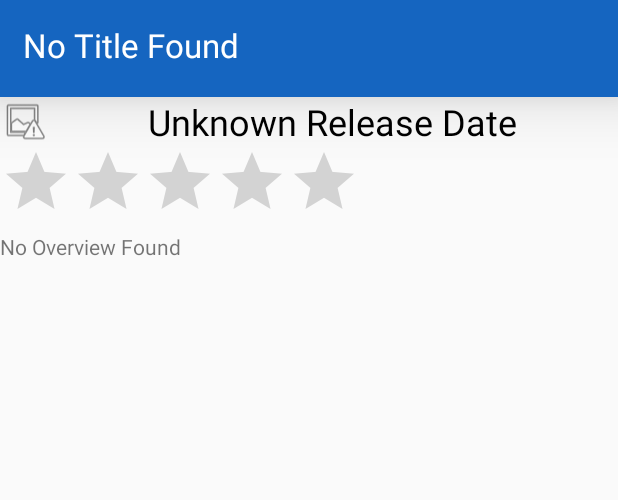
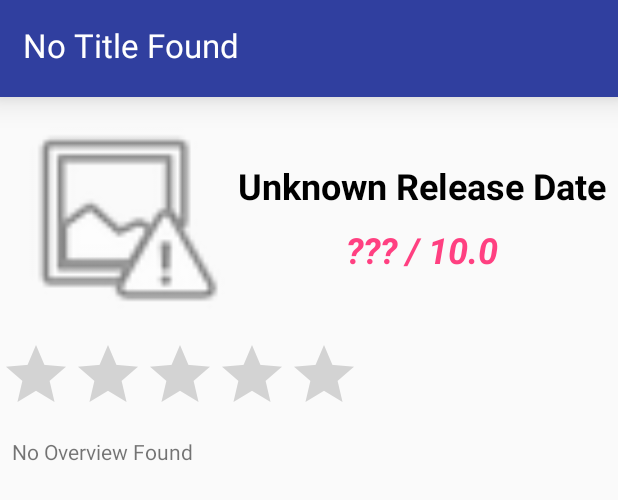
Before and after one commit to DaceyE/PopularMovies, an Android app: the layout fragment_detail.xml on its own in the app's theme, with its tools: preview values and no code run, on a phone screen of 412 x 824 dp. Shown: the top 500 px of the screen. Run offline under Robolectric (Android 15) with nearby library versions, the phone set to English and light mode, and no system bars.

Commit message:
Improved the detail layout.

```diff
--- a/app/src/main/java/com/example/android/ennis/barrett/popularmovies/DetailActivity.java
+++ b/app/src/main/java/com/example/android/ennis/barrett/popularmovies/DetailActivity.java
@@ -1,5 +1,6 @@
 package com.example.android.ennis.barrett.popularmovies;
 
+import android.support.v7.app.ActionBar;
 import android.support.v7.app.AppCompatActivity;
 import android.os.Bundle;
 
@@ -17,7 +18,9 @@ public class DetailActivity extends AppCompatActivity {
         long _id = (long) getIntent().getExtras().get(_ID);
 
         //TODO do this in the manifest using styles/themes
-        getSupportActionBar().hide();
+        ActionBar actionBar = getSupportActionBar();
+        actionBar.setDisplayShowHomeEnabled(true);
+        actionBar.setIcon(R.mipmap.ic_launcher);
 
 
         DetailFragment detailFragment = (DetailFragment) getSupportFragmentManager().findFragmentById(R.id.detail_fragment);
--- a/app/src/main/java/com/example/android/ennis/barrett/popularmovies/DetailFragment.java
+++ b/app/src/main/java/com/example/android/ennis/barrett/popularmovies/DetailFragment.java
@@ -42,6 +42,7 @@ public class DetailFragment extends Fragment {
         TextView title = (TextView) mRootView.findViewById(R.id.original_title);
         TextView overview = (TextView) mRootView.findViewById(R.id.overview);
         TextView date = (TextView) mRootView.findViewById(R.id.date);
+        TextView voteAverage2 = (TextView) mRootView.findViewById(R.id.vote_average2);
         ImageView poster = (ImageView) mRootView.findViewById(R.id.poster);
         RatingBar voteAverage = (RatingBar) mRootView.findViewById(R.id.vote_average);
 
@@ -65,7 +66,12 @@ public class DetailFragment extends Fragment {
         Picasso.with(getActivity()).load(posterURLString).into(poster);
 
 
-        float vote = (cursor.getFloat(cursor.getColumnIndex(TMDbContract.Movies.VOTE_AVERAGE))) / 2f;
+
+
+        float vote = cursor.getFloat(cursor.getColumnIndex(TMDbContract.Movies.VOTE_AVERAGE));
+        voteAverage2.setText(vote + " / 10");
+
+        vote /= 2;
         Log.v(TAG, vote + "");
         voteAverage.setRating(vote);
         Log.v(TAG, voteAverage.getRating() + "");
--- a/app/src/main/res/layout/fragment_detail.xml
+++ b/app/src/main/res/layout/fragment_detail.xml
@@ -1,6 +1,6 @@
 <ScrollView xmlns:android="http://schemas.android.com/apk/res/android"
     android:layout_width="match_parent"
-    android:layout_height="wrap_content"
+    android:layout_height="match_parent"
     android:orientation="vertical">
 
     <LinearLayout
@@ -12,7 +12,7 @@
             android:id="@+id/original_title"
             android:layout_width="match_parent"
             android:layout_height="wrap_content"
-            android:background="#1565c0"
+            android:background="@color/colorPrimaryDark"
             android:elevation="10dp"
             android:paddingBottom="20dp"
             android:paddingLeft="15dp"
@@ -21,24 +21,29 @@
             android:text="@string/uninitialized_title"
             android:textAppearance="?android:attr/textAppearanceLarge"
             android:textColor="@android:color/white"
-            android:translationZ="15dp" />
+            android:translationZ="3dp" />
 
         <LinearLayout
             android:layout_width="match_parent"
             android:layout_height="match_parent"
-            android:orientation="horizontal">
+            android:orientation="horizontal"
+            android:padding="8dp">
 
             <ImageView
                 android:id="@+id/poster"
+                android:layout_weight="1"
+                android:layout_width="0dp"
+                android:layout_height="match_parent"
+                android:adjustViewBounds="true"
+                android:src="@android:drawable/ic_menu_report_image"
+                android:scaleType="fitXY" />
+
+            <LinearLayout
                 android:layout_width="wrap_content"
                 android:layout_height="match_parent"
-                android:src="@android:drawable/ic_menu_report_image" />
-
-            <LinearLayout
-                android:layout_width="match_parent"
-                android:layout_height="match_parent"
-                android:gravity="center"
-                android:orientation="vertical">
+                android:orientation="vertical"
+                android:paddingLeft="5dp"
+                android:gravity="center">
 
                 <TextView
                     android:id="@+id/date"
@@ -48,7 +53,20 @@
                     android:text="@string/uninitialized_date"
                     android:textColor="@android:color/black"
                     android:textIsSelectable="false"
-                    android:textSize="24sp" />
+                    android:textSize="24sp"
+                    android:textStyle="bold"
+                    android:layout_gravity="center"
+                    android:paddingBottom="10dp" />
+
+                <TextView
+                    android:layout_width="wrap_content"
+                    android:layout_height="wrap_content"
+                    android:text="\??? / 10.0"
+                    android:id="@+id/vote_average2"
+                    android:textStyle="bold|italic"
+                    android:textSize="24sp"
+                    android:singleLine="true"
+                    android:textColor="@color/colorAccent" />
             </LinearLayout>
         </LinearLayout>
 
@@ -66,7 +84,9 @@
             android:layout_width="match_parent"
             android:layout_height="wrap_content"
             android:singleLine="false"
-            android:text="@string/uninitialized_overview" />
+            android:text="@string/uninitialized_overview"
+            android:textSize="14sp"
+            android:padding="8dp" />
     </LinearLayout>
 
 </ScrollView>
```
